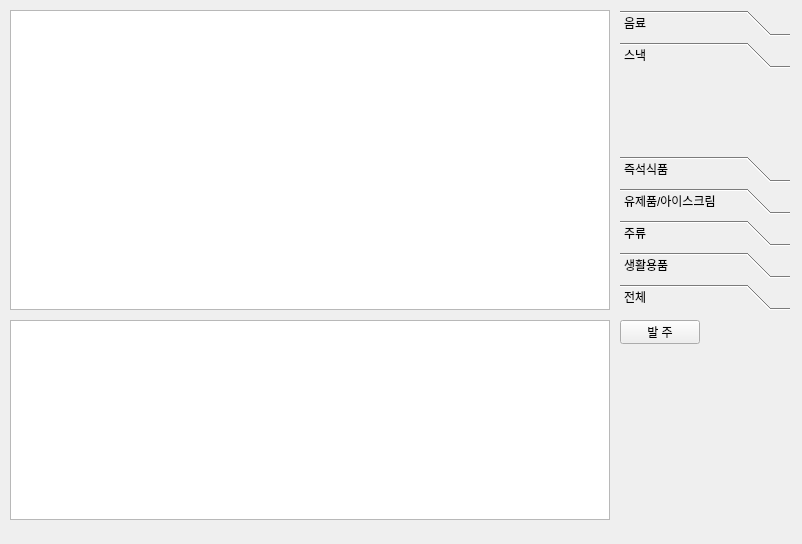
This is Qt/view/normalorderverifyform.ui in hahahowon/3nd_Mini as Qt 5 draws it before an edit. The edited form follows.
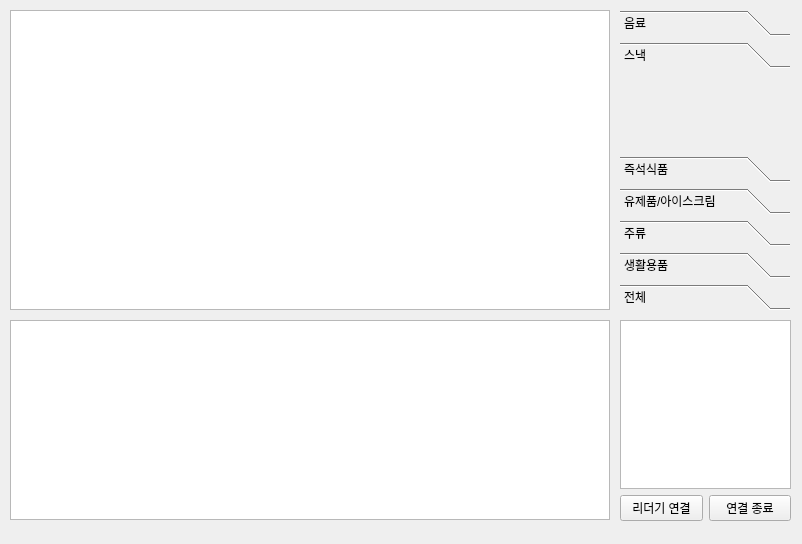
This is the edited form. The open tabs and pages were chosen to show the change.

Commit message: 라즈베리파이, Qt 연결 완료

```diff
--- a/Qt/view/normalorderverifyform.ui
+++ b/Qt/view/normalorderverifyform.ui
@@ -13,19 +13,6 @@
   <property name="windowTitle">
    <string>Form</string>
   </property>
-  <widget class="QPushButton" name="orderButton">
-   <property name="geometry">
-    <rect>
-     <x>620</x>
-     <y>320</y>
-     <width>80</width>
-     <height>24</height>
-    </rect>
-   </property>
-   <property name="text">
-    <string>발 주</string>
-   </property>
-  </widget>
   <widget class="QStackedWidget" name="stackedWidget">
    <property name="geometry">
     <rect>
@@ -237,6 +224,39 @@
     </attribute>
    </widget>
   </widget>
+  <widget class="QWidget" name="">
+   <property name="geometry">
+    <rect>
+     <x>620</x>
+     <y>320</y>
+     <width>171</width>
+     <height>201</height>
+    </rect>
+   </property>
+   <layout class="QVBoxLayout" name="verticalLayout">
+    <item>
+     <widget class="QTextEdit" name="log"/>
+    </item>
+    <item>
+     <layout class="QHBoxLayout" name="horizontalLayout">
+      <item>
+       <widget class="QPushButton" name="connect">
+        <property name="text">
+         <string>리더기 연결</string>
+        </property>
+       </widget>
+      </item>
+      <item>
+       <widget class="QPushButton" name="disconnect">
+        <property name="text">
+         <string>연결 종료</string>
+        </property>
+       </widget>
+      </item>
+     </layout>
+    </item>
+   </layout>
+  </widget>
  </widget>
  <resources/>
  <connections/>
```
Left out of the diff: 4 changed lines with no effect on the pictures. The commit also changes 29 other files.
